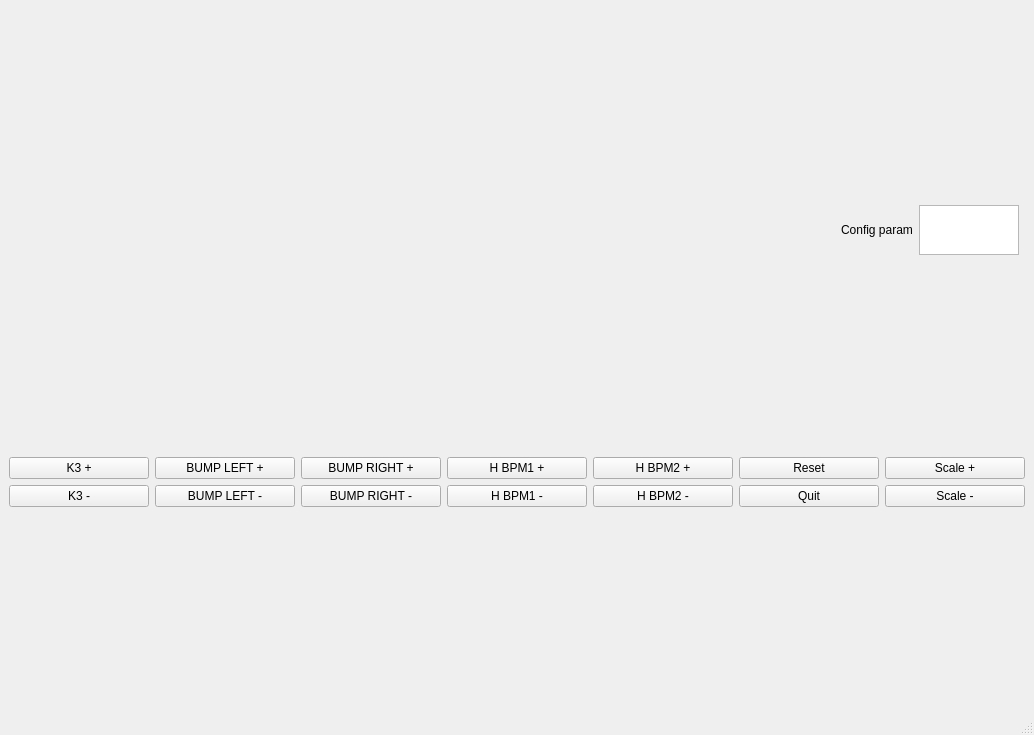
Old version of the form i10chicgui.ui in the repository DiamondLightSource/i10switching.
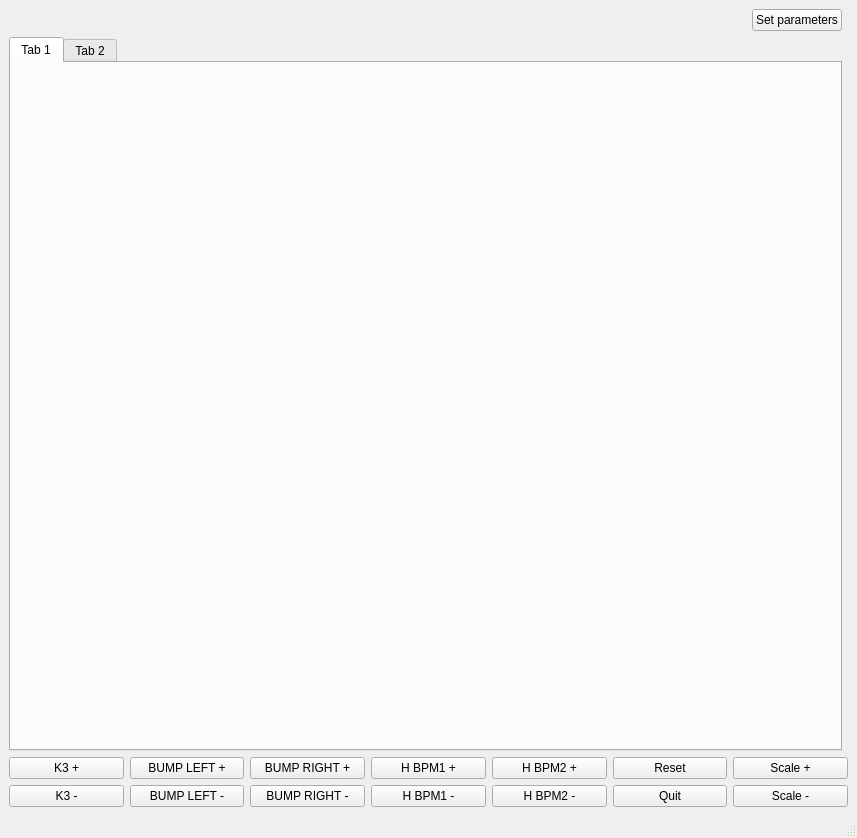
New version of the form.

Commit message: Made it possible to input parameters for range of trigger, problem that graph doesn't update unless window is resized. Added tabs to see if they work, undecided on whether to keep them

Patch:
```diff
--- a/i10chicgui.ui
+++ b/i10chicgui.ui
@@ -6,8 +6,8 @@
    <rect>
     <x>0</x>
     <y>0</y>
-    <width>1034</width>
-    <height>735</height>
+    <width>857</width>
+    <height>838</height>
    </rect>
   </property>
   <property name="windowTitle">
@@ -18,7 +18,7 @@
   </property>
   <widget class="QWidget" name="centralwidget">
    <layout class="QGridLayout" name="gridLayout">
-    <item row="6" column="0" colspan="2">
+    <item row="7" column="0" colspan="2">
      <layout class="QGridLayout" name="gridLayout_3">
       <item row="0" column="0">
        <widget class="QPushButton" name="kplusButton">
@@ -151,31 +151,63 @@
         </property>
        </spacer>
       </item>
-      <item row="0" column="2">
-       <widget class="QLabel" name="label">
+      <item row="0" column="1">
+       <widget class="QPushButton" name="paramsButton">
         <property name="maximumSize">
          <size>
-          <width>100</width>
-          <height>16777215</height>
-         </size>
-        </property>
-        <property name="text">
-         <string>Config param</string>
-        </property>
-       </widget>
-      </item>
-      <item row="0" column="3">
-       <widget class="QPlainTextEdit" name="plainTextEdit">
-        <property name="maximumSize">
-         <size>
-          <width>100</width>
+          <width>120</width>
           <height>50</height>
          </size>
         </property>
+        <property name="text">
+         <string>Set parameters</string>
+        </property>
        </widget>
       </item>
      </layout>
     </item>
+    <item row="6" column="0">
+     <widget class="QTabWidget" name="tabWidget">
+      <property name="currentIndex">
+       <number>0</number>
+      </property>
+      <widget class="QWidget" name="tab">
+       <attribute name="title">
+        <string>Tab 1</string>
+       </attribute>
+       <widget class="QWidget" name="verticalLayoutWidget">
+        <property name="geometry">
+         <rect>
+          <x>0</x>
+          <y>0</y>
+          <width>831</width>
+          <height>631</height>
+         </rect>
+        </property>
+        <layout class="QVBoxLayout" name="graphLayout"/>
+       </widget>
+      </widget>
+      <widget class="QWidget" name="tab_2">
+       <attribute name="title">
+        <string>Tab 2</string>
+       </attribute>
+       <widget class="QWidget" name="verticalLayoutWidget_2">
+        <property name="geometry">
+         <rect>
+          <x>0</x>
+          <y>0</y>
+          <width>821</width>
+          <height>621</height>
+         </rect>
+        </property>
+        <layout class="QVBoxLayout" name="graphLayout2"/>
+       </widget>
+      </widget>
+     </widget>
+    </item>
+    <item row="1" column="0" colspan="2">
+     <layout class="QVBoxLayout" name="matplotlib_layout"/>
+    </item>
    </layout>
   </widget>
   <widget class="QMenuBar" name="menubar">
```
Left out of the diff: 7 changed lines with no effect on the pictures. The commit also changes 1 other file.
